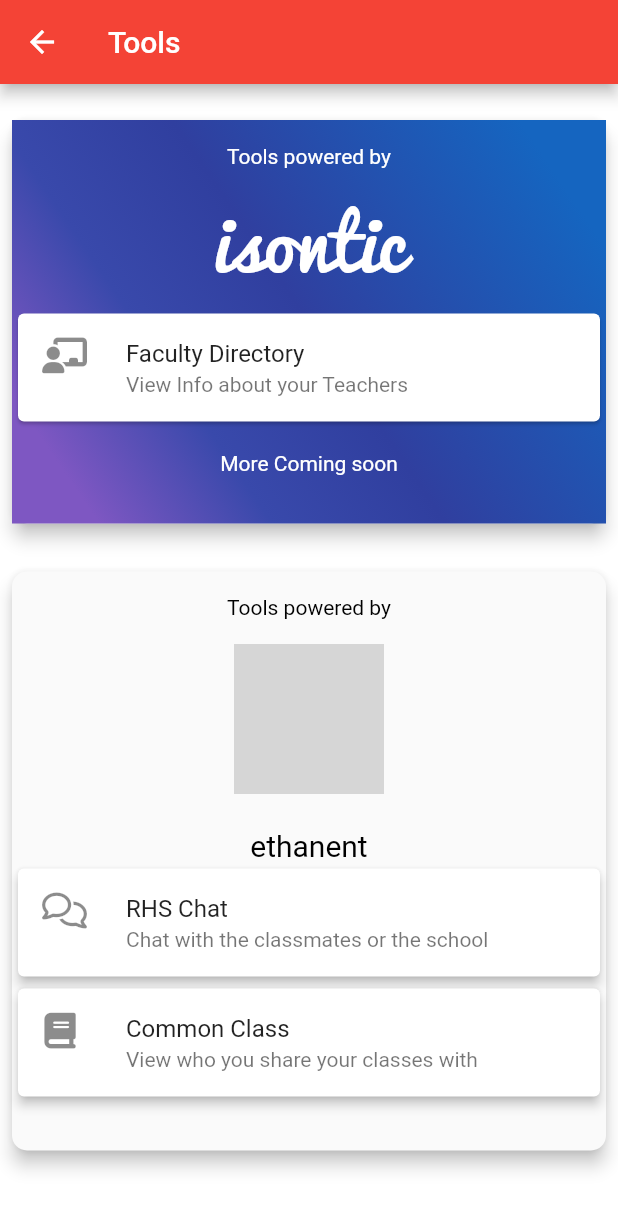
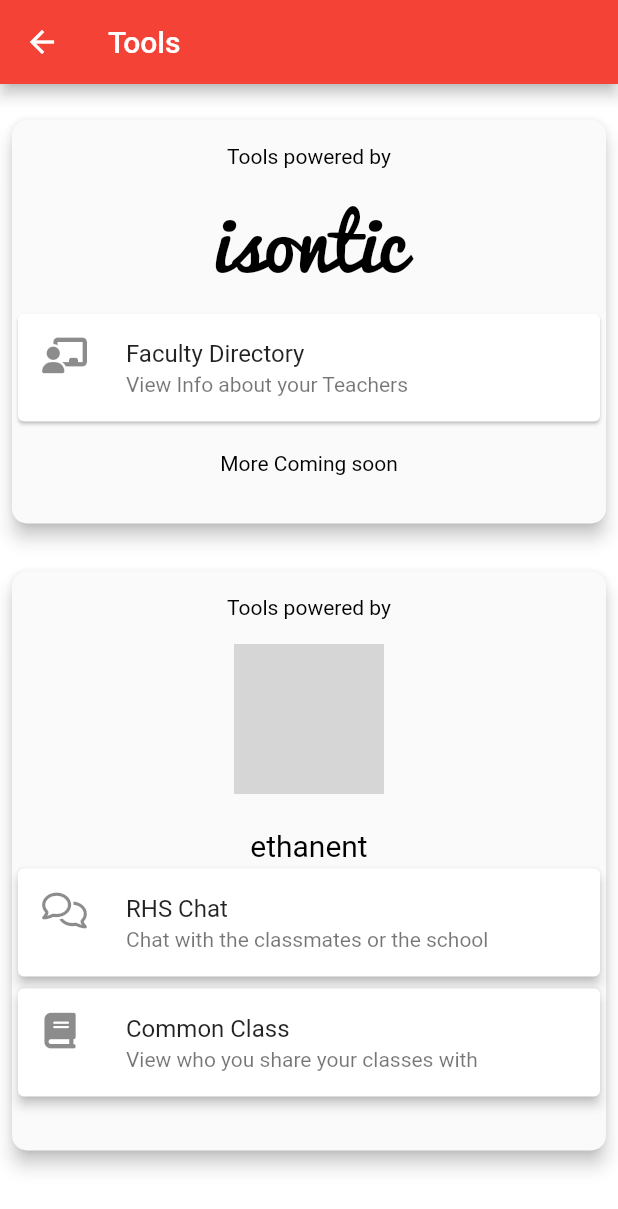
Before and after one commit to partnercloudsupport/Redwood, a Flutter app: the Tools screen opened by its route, on a phone screen of 412 x 824 dp. Shown: the top 1209 px of the screen. Run offline on Flutter 3.47's test engine with Material 2 defaults, Android fonts, the phone set to English and light mode, and no system bars; our stand-ins replace cloud_firestore, connectivity, firebase_database, firebase_messaging, flushbar, flutter_local_notifications and 7 more; missing offline and left inert: flutter_villains, flutter_youtube, holding_gesture, quick_actions, scalable_image; accounts and stored records are empty; grey boxes are pictures that could not be loaded.

Commit message:
Removed isontics gradient till it can be fixed on tools page

```diff
--- a/lib/screens/tools.dart
+++ b/lib/screens/tools.dart
@@ -30,38 +30,18 @@ class Tools extends StatelessWidget {
                         children: <Widget>[
                           new Container(
                             // Add box decoration
-                            decoration: new BoxDecoration(
-                              gradient: new LinearGradient(
-                                // new
-                                // Where the linear gradient begins and ends
-                                begin: Alignment.topRight, // new
-                                end: Alignment.bottomLeft, // new
-                                // Add one stop for each color.
-                                // Stops should increase
-                                // from 0 to 1
-                                stops: [0.1, 0.5, 0.7, 0.9],
-                                colors: [
-                                  // Colors are easy thanks to Flutter's
-                                  // Colors class.
-                                  Colors.blue[800],
-                                  Colors.indigo[700],
-                                  Colors.indigo[600],
-                                  Colors.deepPurple[400],
-                                ],
-                              ),
-                            ),
                             child: new Column(
                               mainAxisSize: MainAxisSize.min,
                               children: <Widget>[
                                 new Text(
                                   '\nTools powered by',
                                   style: new TextStyle(
-                                      color: Colors.white.withOpacity(1.0)),
+                                      color: Colors.black.withOpacity(1.0)),
                                 ),
                                 new Text(
                                   'isontic',
                                   style: new TextStyle(
-                                      color: Colors.white.withOpacity(1.0),
+                                      color: Colors.black.withOpacity(1.0),
                                       fontSize: 50.0,
                                       fontFamily: 'Pacifico'),
                                 ),
@@ -104,7 +84,7 @@ class Tools extends StatelessWidget {
                                 new Text(
                                   '\nMore Coming soon',
                                   style: new TextStyle(
-                                      color: Colors.white.withOpacity(1.0)),
+                                      color: Colors.black.withOpacity(1.0)),
                                 ),
                                 new Text('\n'),
                               ],
```
